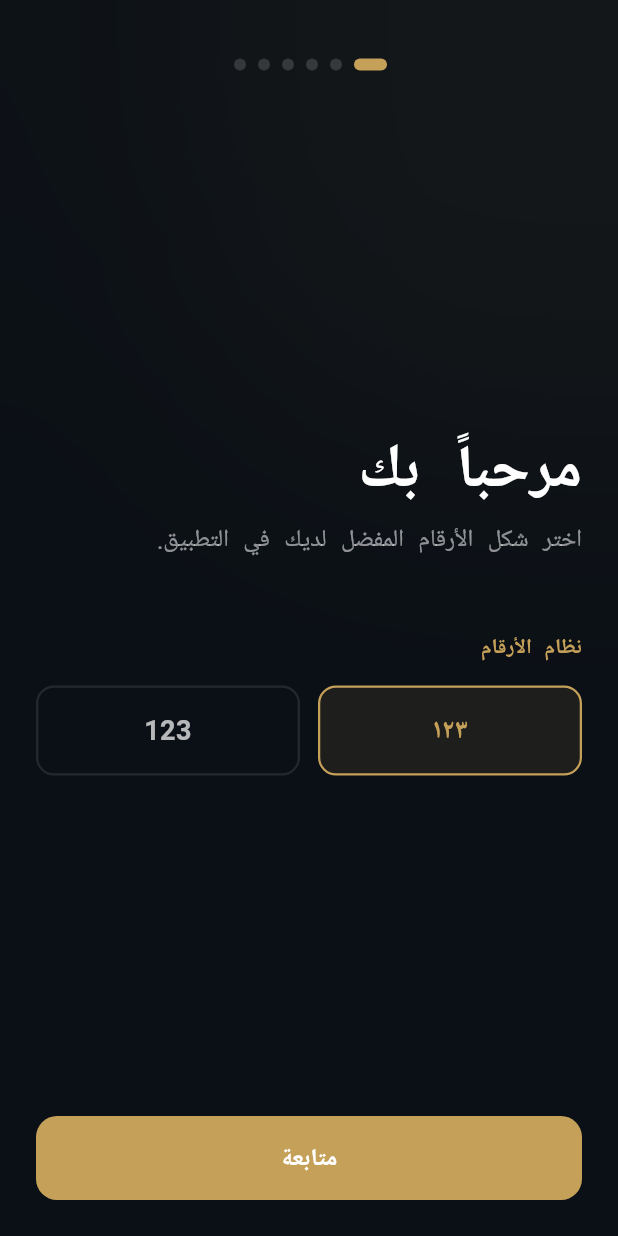
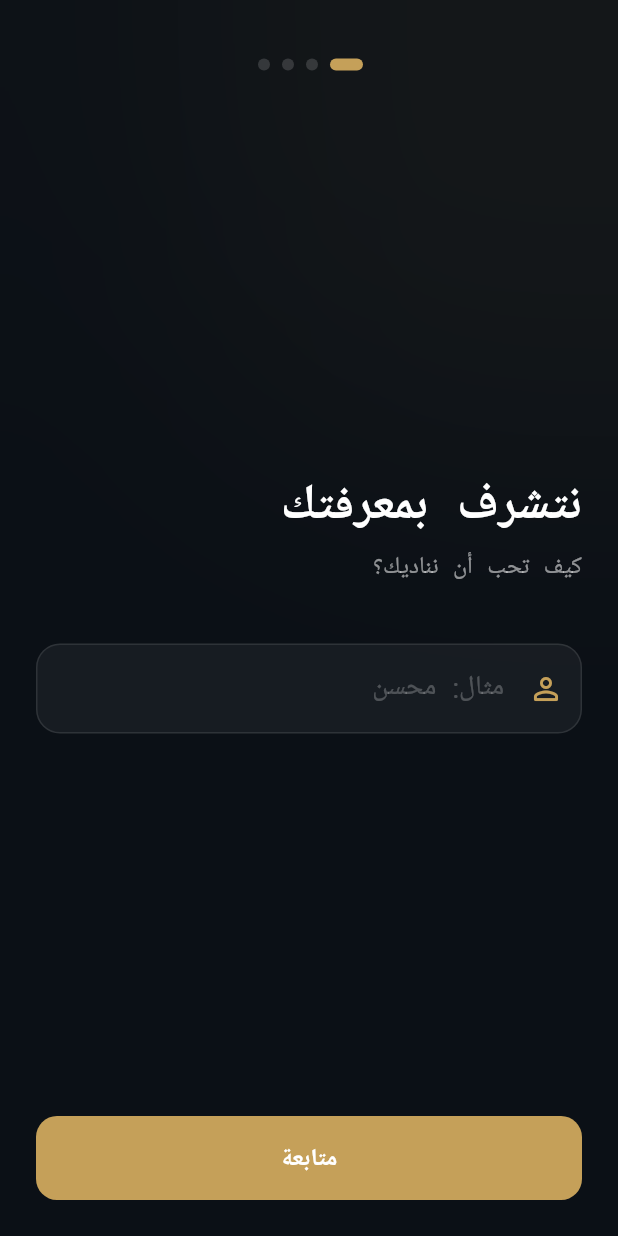
Before and after one commit to fadoulmouhcine/Muslim-platform, a Flutter app: the screen it shows after launch, on a phone screen of 412 x 824 dp. Run offline on Flutter 3.47's test engine with Material 3 defaults, Android fonts, the phone set to English and light mode, and no system bars; our stand-ins replace adhan, avatar_glow, firebase_analytics, firebase_core, firebase_messaging, flutter_compass and 13 more; missing offline and left inert: workmanager; accounts and stored records are empty; Roboto replaces fonts that are missing (Cairo); statements that could not run were skipped.

Commit message:
new update

```diff
--- a/lib/screens/setup/setup_screen.dart
+++ b/lib/screens/setup/setup_screen.dart
@@ -7,7 +7,6 @@ import 'package:shared_preferences/shared_preferences.dart';
 import 'package:google_fonts/google_fonts.dart';
 import 'dart:ui'; // For blur effects
 import '../../services/settings_provider.dart';
-import '../../services/arabic_plural_helper.dart';
 import '../../services/vibration_service.dart';
 import '../main_screen.dart';
 import '../../constants/app_strings.dart';
@@ -25,7 +24,7 @@ enum _LocationStepState { idle, requesting, granted, denied }
 class _SetupScreenState extends State<SetupScreen> {
   final PageController _pageController = PageController();
   int _currentPage = 0;
-  static const int _totalPages = 6;
+  static const int _totalPages = 4;
 
   _LocationStepState _locationState = _LocationStepState.idle;
   String? _resolvedCity;
@@ -127,10 +126,6 @@ class _SetupScreenState extends State<SetupScreen> {
                     onPageChanged: (idx) => setState(() => _currentPage = idx),
                     children: [
                       _AnimatedSetupPage(
-                        pageKey: 'numerals',
-                        child: _buildLanguagePage(settings),
-                      ),
-                      _AnimatedSetupPage(
                         pageKey: 'name',
                         child: _buildNamePage(settings),
                       ),
@@ -145,10 +140,6 @@ class _SetupScreenState extends State<SetupScreen> {
                       _AnimatedSetupPage(
                         pageKey: 'calendar',
                         child: _buildCalendarPage(settings),
-                      ),
-                      _AnimatedSetupPage(
-                        pageKey: 'goals',
-                        child: _buildGoalsPage(settings),
                       ),
                     ],
                   ),
@@ -229,47 +220,6 @@ class _SetupScreenState extends State<SetupScreen> {
 
   // --- Pages ---
 
-  Widget _buildLanguagePage(SettingsProvider settings) {
-    return Padding(
-      padding: const EdgeInsets.symmetric(horizontal: 24),
-      child: Column(
-        crossAxisAlignment: CrossAxisAlignment.start,
-        mainAxisAlignment: MainAxisAlignment.center,
-        children: [
-          Text("مرحباً بك",
-              style: GoogleFonts.cairo(
-                  fontSize: 40,
-                  fontWeight: FontWeight.bold,
-                  color: Colors.white,
-                  height: 1.2)),
-          const SizedBox(height: 10),
-          Text("اختر شكل الأرقام المفضل لديك في التطبيق.",
-              style: GoogleFonts.cairo(fontSize: 16, color: Colors.white54)),
-          const SizedBox(height: 50),
-          Text("نظام الأرقام",
-              style: GoogleFonts.cairo(
-                  color: _primary, fontSize: 14, fontWeight: FontWeight.bold)),
-          const SizedBox(height: 15),
-          Row(
-            children: [
-              Expanded(
-                  child: _buildOptionItem(
-                      "١٢٣",
-                      settings.numberType == 'arabic',
-                      () => _selectNumberType(settings, 'arabic'))),
-              const SizedBox(width: 12),
-              Expanded(
-                  child: _buildOptionItem(
-                      "123",
-                      settings.numberType == 'latin',
-                      () => _selectNumberType(settings, 'latin'))),
-            ],
-          ),
-        ],
-      ),
-    );
-  }
-
   Widget _buildNamePage(SettingsProvider settings) {
     return Padding(
       padding: const EdgeInsets.symmetric(horizontal: 24),
@@ -318,10 +268,7 @@ class _SetupScreenState extends State<SetupScreen> {
     );
   }
 
-  void _selectNumberType(SettingsProvider settings, String type) {
-    VibrationService.triggerHaptic(settings, type: HapticType.selection);
-    settings.setNumberType(type);
-  }
+
 
   Widget _buildLocationPage(SettingsProvider settings) {
     final bool isGranted = _locationState == _LocationStepState.granted;
@@ -544,75 +491,6 @@ class _SetupScreenState extends State<SetupScreen> {
     );
   }
 
-  Widget _buildGoalsPage(SettingsProvider settings) {
-    return Padding(
-      padding: const EdgeInsets.symmetric(horizontal: 24),
-      child: Column(
-        mainAxisAlignment: MainAxisAlignment.center,
-        crossAxisAlignment: CrossAxisAlignment.start,
-        children: [
-          Text("وردك اليومي",
-              style: GoogleFonts.cairo(
-                  fontSize: 32,
-                  fontWeight: FontWeight.bold,
-                  color: Colors.white)),
-          Text("حدد هدفك لنساعدك على الالتزام.",
-              style: GoogleFonts.cairo(fontSize: 16, color: Colors.white54)),
-          const SizedBox(height: 50),
-          Row(
-            mainAxisAlignment: MainAxisAlignment.spaceBetween,
-            children: [
-              Text("القرآن الكريم",
-                  style: GoogleFonts.cairo(
-                      color: Colors.white,
-                      fontSize: 18,
-                      fontWeight: FontWeight.bold)),
-              Container(
-                padding:
-                    const EdgeInsets.symmetric(horizontal: 10, vertical: 4),
-                decoration: BoxDecoration(
-                    color: _primary.withValues(alpha: 0.2),
-                    borderRadius: BorderRadius.circular(8)),
-                // ✅ تطبيق الأرقام على عدد الأحزاب
-                child: Text(
-                    settings.replaceDigits(
-                        ArabicPluralHelper.formatHizb(settings.dailyHizbGoal)),
-                    style: GoogleFonts.cairo(
-                        color: _primary, fontWeight: FontWeight.bold)),
-              )
-            ],
-          ),
-          const SizedBox(height: 20),
-          SliderTheme(
-            data: SliderTheme.of(context).copyWith(
-                activeTrackColor: _primary,
-                inactiveTrackColor: Colors.white10,
-                thumbColor: Colors.white,
-                overlayColor: _primary.withValues(alpha: 0.1),
-                trackHeight: 4,
-                thumbShape: const RoundSliderThumbShape(enabledThumbRadius: 8)),
-            child: Slider(
-              value: settings.dailyHizbGoal.toDouble(),
-              min: 1,
-              max: 10,
-              divisions: 9,
-              onChanged: (val) {
-                VibrationService.triggerHaptic(settings,
-                    type: HapticType.selection);
-                settings.updateGoals(hizb: val.toInt());
-              },
-            ),
-          ),
-          const SizedBox(height: 40),
-          _buildMinimalSwitch(settings, "تذكير أذكار الصباح",
-              settings.remindAdhkarSabah, (v) => settings.updateGoals(sabah: v)),
-          const SizedBox(height: 15),
-          _buildMinimalSwitch(settings, "تذكير أذكار المساء",
-              settings.remindAdhkarMasaa, (v) => settings.updateGoals(masaa: v)),
-        ],
-      ),
-    );
-  }
 
   Widget _buildQuranPage(SettingsProvider settings) {
     return Padding(
@@ -712,27 +590,7 @@ class _SetupScreenState extends State<SetupScreen> {
     );
   }
 
-  Widget _buildMinimalSwitch(SettingsProvider settings, String title,
-      bool value, Function(bool) onChanged) {
-    return Row(
-      mainAxisAlignment: MainAxisAlignment.spaceBetween,
-      children: [
-        Text(title,
-            style: GoogleFonts.cairo(color: Colors.white70, fontSize: 16)),
-        Switch(
-            value: value,
-            onChanged: (v) {
-              VibrationService.triggerHaptic(settings,
-                  type: HapticType.selection);
-              onChanged(v);
-            },
-            activeThumbColor: _bgDark,
-            activeTrackColor: _primary,
-            inactiveThumbColor: Colors.grey,
-            inactiveTrackColor: Colors.white10)
-      ],
-    );
-  }
+
 
   void _finishSetup() async {
     final settings = Provider.of<SettingsProvider>(context, listen: false);
--- a/lib/services/notification_service.dart
+++ b/lib/services/notification_service.dart
@@ -305,6 +305,8 @@ class NotificationService {
     await prefs.setInt(
         'native_notification_offset', prefs.getInt('notificationOffset') ?? 0);
 
+    String userName = prefs.getString('userName') ?? "مسلم";
+
     String rawSound = prefs.getString('adhanSound') ?? 'adhan_hamza';
     String adhanSound = rawSound.split('.').first;
 
@@ -400,11 +402,11 @@ class NotificationService {
             if (reminderTime.isAfter(now)) {
               await _scheduleNotification(
                 reminderId,
-                "اقتربت صلاة $translatedPrayerName",
+                translatedPrayerName,
                 reminderTime,
                 'takbeer',
                 isReminder: true,
-                customTitle: "🕌 اقتربت صلاة $translatedPrayerName",
+                customTitle: "$userName، لقد اقتربت صلاة $translatedPrayerName 🕌",
                 customBody: reminderBodyText,
               );
             }
```
Also changed, not shown: 2 other files.
